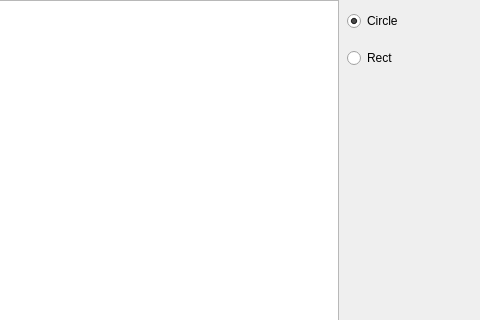
First picture: the form in fallingfigures.ui, repository Alexandr-Nazarov/FallingFigures_Public, before the edit; both pictures show x 212 to 692 and y 0 to 320 of the 692 by 466 pixel window.
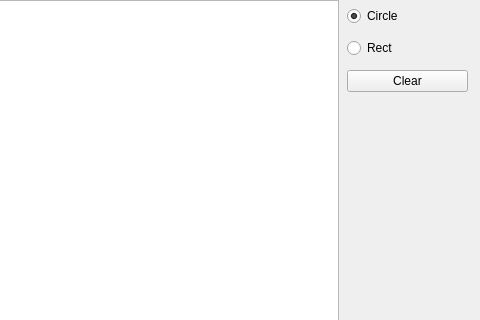
Second picture: the form after the edit.

Diff of the .ui file:
```diff
--- a/fallingfigures.ui
+++ b/fallingfigures.ui
@@ -20,7 +20,7 @@
       <x>559</x>
       <y>0</y>
       <width>121</width>
-      <height>81</height>
+      <height>101</height>
      </rect>
     </property>
     <layout class="QVBoxLayout" name="verticalLayout">
@@ -47,6 +47,19 @@
        </property>
       </widget>
      </item>
+     <item>
+      <widget class="QPushButton" name="clearButton">
+       <property name="sizePolicy">
+        <sizepolicy hsizetype="Minimum" vsizetype="Fixed">
+         <horstretch>0</horstretch>
+         <verstretch>0</verstretch>
+        </sizepolicy>
+       </property>
+       <property name="text">
+        <string>Clear</string>
+       </property>
+      </widget>
+     </item>
     </layout>
    </widget>
    <widget class="QGraphicsView" name="graphicsView">
```
Left out of the diff: 2 changed lines with no effect on the pictures.
